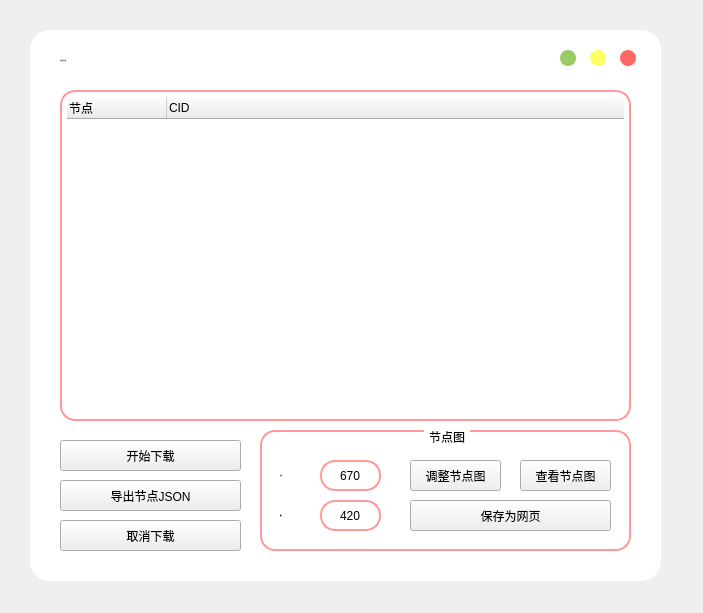
First picture: the form in UI/biliInteractive.ui, repository JimmyLiang-lzm/biliDownloader_GUI, before the edit.
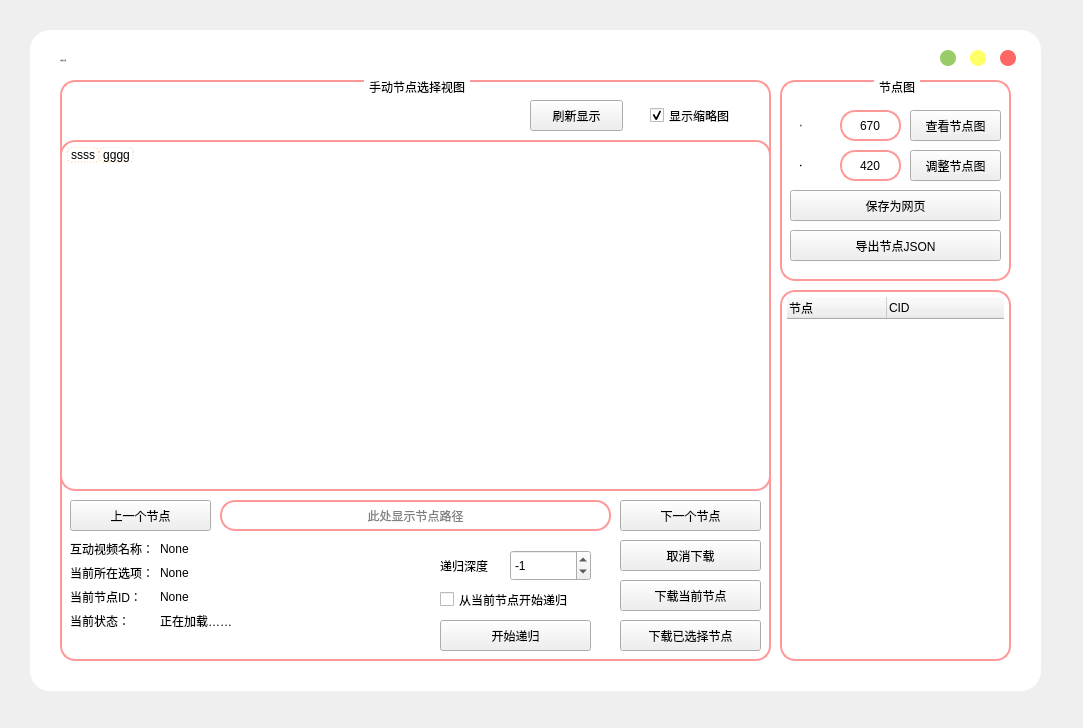
Second picture: the form after the edit. Icons and pictures are not drawn.

The edit to the form file:
```diff
--- a/UI/biliInteractive.ui
+++ b/UI/biliInteractive.ui
@@ -6,8 +6,8 @@
    <rect>
     <x>0</x>
     <y>0</y>
-    <width>703</width>
-    <height>613</height>
+    <width>1083</width>
+    <height>728</height>
    </rect>
   </property>
   <property name="windowTitle">
@@ -212,8 +212,8 @@
     <rect>
      <x>30</x>
      <y>30</y>
-     <width>631</width>
-     <height>551</height>
+     <width>1011</width>
+     <height>661</height>
     </rect>
    </property>
    <property name="autoFillBackground">
@@ -225,10 +225,10 @@
    <widget class="QTreeWidget" name="treeWidget_4">
     <property name="geometry">
      <rect>
-      <x>30</x>
-      <y>60</y>
-      <width>571</width>
-      <height>331</height>
+      <x>750</x>
+      <y>260</y>
+      <width>231</width>
+      <height>371</height>
      </rect>
     </property>
     <property name="selectionMode">
@@ -251,7 +251,7 @@
    <widget class="QPushButton" name="btnmax">
     <property name="geometry">
      <rect>
-      <x>560</x>
+      <x>940</x>
       <y>20</y>
       <width>16</width>
       <height>16</height>
@@ -267,7 +267,7 @@
    <widget class="QPushButton" name="btnmin">
     <property name="geometry">
      <rect>
-      <x>530</x>
+      <x>910</x>
       <y>20</y>
       <width>16</width>
       <height>16</height>
@@ -283,7 +283,7 @@
    <widget class="QPushButton" name="btnclose">
     <property name="geometry">
      <rect>
-      <x>590</x>
+      <x>970</x>
       <y>20</y>
       <width>16</width>
       <height>16</height>
@@ -324,52 +324,13 @@
      <string>互动视频下载</string>
     </property>
    </widget>
-   <widget class="QPushButton" name="btn_canceldownload">
-    <property name="geometry">
-     <rect>
-      <x>30</x>
-      <y>490</y>
-      <width>181</width>
-      <height>31</height>
-     </rect>
-    </property>
-    <property name="text">
-     <string>取消下载</string>
-    </property>
-   </widget>
-   <widget class="QPushButton" name="btn_startdownload">
-    <property name="geometry">
-     <rect>
-      <x>30</x>
-      <y>410</y>
-      <width>181</width>
-      <height>31</height>
-     </rect>
-    </property>
-    <property name="text">
-     <string>开始下载</string>
-    </property>
-   </widget>
-   <widget class="QPushButton" name="btn_exportJSON">
-    <property name="geometry">
-     <rect>
-      <x>30</x>
-      <y>450</y>
-      <width>181</width>
-      <height>31</height>
-     </rect>
-    </property>
-    <property name="text">
-     <string>导出节点JSON</string>
-    </property>
-   </widget>
    <widget class="QGroupBox" name="groupBox_7">
     <property name="geometry">
      <rect>
-      <x>230</x>
-      <y>400</y>
-      <width>371</width>
-      <height>121</height>
+      <x>750</x>
+      <y>50</y>
+      <width>231</width>
+      <height>201</height>
      </rect>
     </property>
     <property name="title">
@@ -435,8 +396,8 @@
     <widget class="QPushButton" name="btn_adjsize">
      <property name="geometry">
       <rect>
-       <x>150</x>
-       <y>30</y>
+       <x>130</x>
+       <y>70</y>
        <width>91</width>
        <height>31</height>
       </rect>
@@ -467,23 +428,10 @@
       <string>宽度</string>
      </property>
     </widget>
-    <widget class="QPushButton" name="btn_save2html">
-     <property name="geometry">
-      <rect>
-       <x>150</x>
-       <y>70</y>
-       <width>201</width>
-       <height>31</height>
-      </rect>
-     </property>
-     <property name="text">
-      <string>保存为网页</string>
-     </property>
-    </widget>
     <widget class="QPushButton" name="btn_nodeview">
      <property name="geometry">
       <rect>
-       <x>260</x>
+       <x>130</x>
        <y>30</y>
        <width>91</width>
        <height>31</height>
@@ -491,6 +439,343 @@
      </property>
      <property name="text">
       <string>查看节点图</string>
+     </property>
+    </widget>
+    <widget class="QPushButton" name="btn_exportJSON">
+     <property name="geometry">
+      <rect>
+       <x>10</x>
+       <y>150</y>
+       <width>211</width>
+       <height>31</height>
+      </rect>
+     </property>
+     <property name="text">
+      <string>导出节点JSON</string>
+     </property>
+    </widget>
+    <widget class="QPushButton" name="btn_save2html">
+     <property name="geometry">
+      <rect>
+       <x>10</x>
+       <y>110</y>
+       <width>211</width>
+       <height>31</height>
+      </rect>
+     </property>
+     <property name="text">
+      <string>保存为网页</string>
+     </property>
+    </widget>
+   </widget>
+   <widget class="QGroupBox" name="groupBox">
+    <property name="geometry">
+     <rect>
+      <x>30</x>
+      <y>50</y>
+      <width>711</width>
+      <height>581</height>
+     </rect>
+    </property>
+    <property name="title">
+     <string>手动节点选择视图</string>
+    </property>
+    <widget class="QListWidget" name="list_NodeChoose">
+     <property name="geometry">
+      <rect>
+       <x>0</x>
+       <y>60</y>
+       <width>711</width>
+       <height>351</height>
+      </rect>
+     </property>
+     <property name="autoFillBackground">
+      <bool>false</bool>
+     </property>
+     <property name="autoScrollMargin">
+      <number>16</number>
+     </property>
+     <property name="dragEnabled">
+      <bool>false</bool>
+     </property>
+     <property name="flow">
+      <enum>QListView::LeftToRight</enum>
+     </property>
+     <property name="resizeMode">
+      <enum>QListView::Fixed</enum>
+     </property>
+     <property name="layoutMode">
+      <enum>QListView::SinglePass</enum>
+     </property>
+     <property name="spacing">
+      <number>20</number>
+     </property>
+     <property name="viewMode">
+      <enum>QListView::IconMode</enum>
+     </property>
+     <property name="modelColumn">
+      <number>0</number>
+     </property>
+     <property name="uniformItemSizes">
+      <bool>false</bool>
+     </property>
+     <property name="wordWrap">
+      <bool>false</bool>
+     </property>
+     <item>
+      <property name="text">
+       <string>ssss</string>
+      </property>
+     </item>
+     <item>
+      <property name="text">
+       <string>gggg</string>
+      </property>
+     </item>
+    </widget>
+    <widget class="QPushButton" name="btn_canceldownload">
+     <property name="geometry">
+      <rect>
+       <x>560</x>
+       <y>460</y>
+       <width>141</width>
+       <height>31</height>
+      </rect>
+     </property>
+     <property name="text">
+      <string>取消下载</string>
+     </property>
+    </widget>
+    <widget class="QPushButton" name="btn_downALLChoose">
+     <property name="geometry">
+      <rect>
+       <x>560</x>
+       <y>540</y>
+       <width>141</width>
+       <height>31</height>
+      </rect>
+     </property>
+     <property name="text">
+      <string>下载已选择节点</string>
+     </property>
+    </widget>
+    <widget class="QPushButton" name="btn_back">
+     <property name="geometry">
+      <rect>
+       <x>10</x>
+       <y>420</y>
+       <width>141</width>
+       <height>31</height>
+      </rect>
+     </property>
+     <property name="text">
+      <string>上一个节点</string>
+     </property>
+    </widget>
+    <widget class="QPushButton" name="btn_next">
+     <property name="geometry">
+      <rect>
+       <x>560</x>
+       <y>420</y>
+       <width>141</width>
+       <height>31</height>
+      </rect>
+     </property>
+     <property name="text">
+      <string>下一个节点</string>
+     </property>
+    </widget>
+    <widget class="QLineEdit" name="le_nodeway">
+     <property name="geometry">
+      <rect>
+       <x>160</x>
+       <y>420</y>
+       <width>391</width>
+       <height>31</height>
+      </rect>
+     </property>
+     <property name="alignment">
+      <set>Qt::AlignCenter</set>
+     </property>
+     <property name="readOnly">
+      <bool>true</bool>
+     </property>
+     <property name="placeholderText">
+      <string>此处显示节点路径</string>
+     </property>
+    </widget>
+    <widget class="QPushButton" name="btn_downCurChoose">
+     <property name="geometry">
+      <rect>
+       <x>560</x>
+       <y>500</y>
+       <width>141</width>
+       <height>31</height>
+      </rect>
+     </property>
+     <property name="text">
+      <string>下载当前节点</string>
+     </property>
+    </widget>
+    <widget class="QWidget" name="formLayoutWidget">
+     <property name="geometry">
+      <rect>
+       <x>10</x>
+       <y>460</y>
+       <width>351</width>
+       <height>111</height>
+      </rect>
+     </property>
+     <layout class="QFormLayout" name="formLayout">
+      <item row="0" column="0">
+       <widget class="QLabel" name="label">
+        <property name="text">
+         <string>互动视频名称：</string>
+        </property>
+       </widget>
+      </item>
+      <item row="0" column="1">
+       <widget class="QLabel" name="lab_ivName">
+        <property name="text">
+         <string>None</string>
+        </property>
+       </widget>
+      </item>
+      <item row="1" column="0">
+       <widget class="QLabel" name="label_3">
+        <property name="text">
+         <string>当前所在选项：</string>
+        </property>
+       </widget>
+      </item>
+      <item row="1" column="1">
+       <widget class="QLabel" name="lab_curchoose">
+        <property name="text">
+         <string>None</string>
+        </property>
+       </widget>
+      </item>
+      <item row="2" column="0">
+       <widget class="QLabel" name="label_5">
+        <property name="text">
+         <string>当前节点ID：</string>
+        </property>
+       </widget>
+      </item>
+      <item row="2" column="1">
+       <widget class="QLabel" name="lab_curNID">
+        <property name="text">
+         <string>None</string>
+        </property>
+       </widget>
+      </item>
+      <item row="3" column="0">
+       <widget class="QLabel" name="label_7">
+        <property name="text">
+         <string>当前状态：</string>
+        </property>
+       </widget>
+      </item>
+      <item row="3" column="1">
+       <widget class="QLabel" name="lab_curStatus">
+        <property name="text">
+         <string>正在加载……</string>
+        </property>
+       </widget>
+      </item>
+     </layout>
+    </widget>
+    <widget class="QSpinBox" name="spinBox">
+     <property name="geometry">
+      <rect>
+       <x>450</x>
+       <y>470</y>
+       <width>81</width>
+       <height>31</height>
+      </rect>
+     </property>
+     <property name="minimum">
+      <number>-10</number>
+     </property>
+     <property name="value">
+      <number>-1</number>
+     </property>
+    </widget>
+    <widget class="QLabel" name="label_9">
+     <property name="geometry">
+      <rect>
+       <x>380</x>
+       <y>470</y>
+       <width>72</width>
+       <height>31</height>
+      </rect>
+     </property>
+     <property name="text">
+      <string>递归深度</string>
+     </property>
+    </widget>
+    <widget class="QCheckBox" name="cb_RSaCC">
+     <property name="geometry">
+      <rect>
+       <x>380</x>
+       <y>510</y>
+       <width>151</width>
+       <height>19</height>
+      </rect>
+     </property>
+     <property name="text">
+      <string>从当前节点开始递归</string>
+     </property>
+     <property name="checkable">
+      <bool>true</bool>
+     </property>
+     <property name="checked">
+      <bool>false</bool>
+     </property>
+     <property name="tristate">
+      <bool>false</bool>
+     </property>
+    </widget>
+    <widget class="QPushButton" name="btn_stRecu">
+     <property name="geometry">
+      <rect>
+       <x>380</x>
+       <y>540</y>
+       <width>151</width>
+       <height>31</height>
+      </rect>
+     </property>
+     <property name="text">
+      <string>开始递归</string>
+     </property>
+    </widget>
+    <widget class="QCheckBox" name="cb_showimage">
+     <property name="geometry">
+      <rect>
+       <x>590</x>
+       <y>20</y>
+       <width>101</width>
+       <height>31</height>
+      </rect>
+     </property>
+     <property name="text">
+      <string>显示缩略图</string>
+     </property>
+     <property name="checked">
+      <bool>true</bool>
+     </property>
+    </widget>
+    <widget class="QPushButton" name="btn_refreash">
+     <property name="geometry">
+      <rect>
+       <x>470</x>
+       <y>20</y>
+       <width>93</width>
+       <height>31</height>
+      </rect>
+     </property>
+     <property name="text">
+      <string>刷新显示</string>
      </property>
     </widget>
    </widget>
```
Left out of the diff: 2 changed lines with no effect on the pictures.
